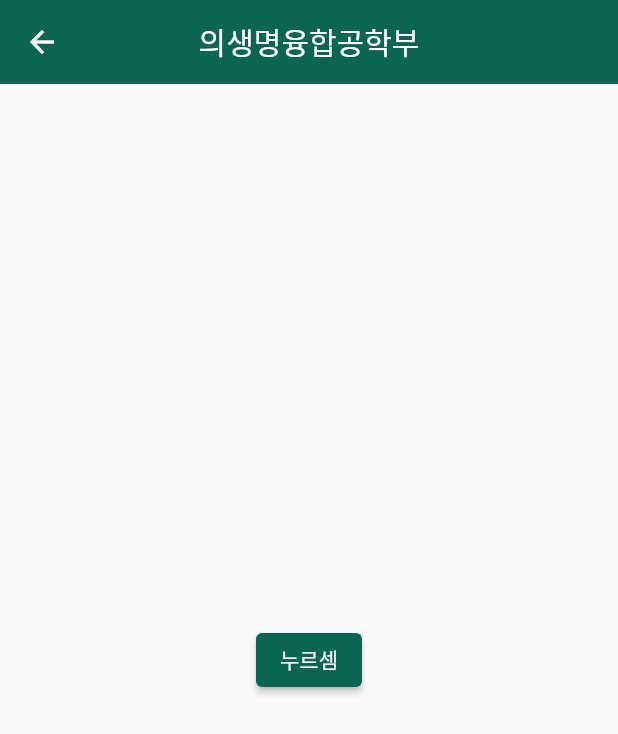
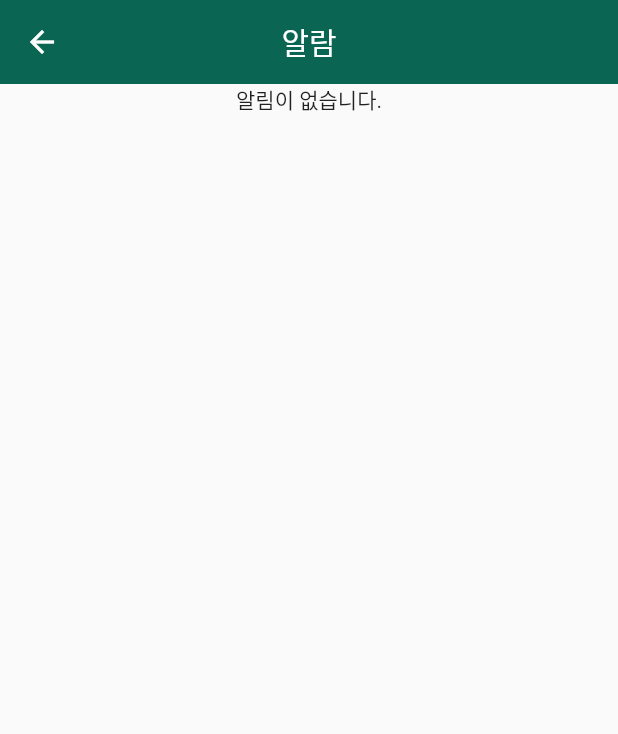
Before and after one commit to Minsuyeon-0329/bce_book_loan, a Flutter app: the AlarmPage screen opened directly, on a phone screen of 412 x 824 dp. Shown: the top 734 px of the screen. Run offline on Flutter 3.47's test engine with Material 2 defaults, Android fonts, the phone set to English and light mode, and no system bars; our stand-ins replace get, wakelock; missing offline and left inert: flutter_beep, flutter_qr_bar_scanner, flutter_vibrate.

Commit message:
qr, alarm 수정 및 추가

```diff
--- a/lib/alarm/alarm.dart
+++ b/lib/alarm/alarm.dart
@@ -1,96 +1,30 @@
-import 'dart:async';
-import 'dart:math';
+import 'package:flutter/material.dart';
 
-import 'package:flutter/material.dart';
-import 'package:flutter_local_notifications/flutter_local_notifications.dart';
-
-class AlarmPage extends StatefulWidget {
-  AlarmPage({Key? key}) : super(key: key);
-  @override
-  _AlarmPage createState() => _AlarmPage();
-}
-
-class _AlarmPage extends State<AlarmPage> {
-  // Notifications Plugin 생성
-  final FlutterLocalNotificationsPlugin flutterLocalNotificationsPlugin = FlutterLocalNotificationsPlugin();
-
-  @override
-  void initState() {
-    super.initState();
-    // 알림 초기화
-    init();
-  }
-
-  void init() async {
-    // 알림용 ICON 설정
-    const AndroidInitializationSettings initializationSettingsAndroid = AndroidInitializationSettings('ic_launcher');
-
-    final InitializationSettings initializationSettings = InitializationSettings(android: initializationSettingsAndroid);
-
-    // 알림 초기화
-    await flutterLocalNotificationsPlugin.initialize(initializationSettings, onSelectNotification: (String? payload) async {
-      //onSelectNotification은 알림을 선택했을때 발생
-      if (payload != null) {
-        debugPrint('notification payload: $payload');
-      }
-    });
-  }
-
-  // 알림 더미 타이틀
-  List pushTitleList = ['하하', '메메', '히히', '호호', '아아', '우우'];
-  // 알림 그룹 ID 카운트용, 알림이 올때마다 이 값을 1씩 증가 시킨다., 1부터 시작
-  int groupedNotificationCounter = 1;
-
-  // 알림 발생 함수!!
-  Future<void> _showGroupedNotifications() async {
-    // 알림 그룹 키
-    const String groupKey = 'com.android.example.WORK_EMAIL';
-    // 알림 채널
-    const String groupChannelId = 'grouped channel id';
-    // 채널 이름
-    const String groupChannelName = 'grouped channel name';
-    // 채널 설명
-    const String groupChannelDescription = 'grouped channel description';
-
-    // 더미 타이틀 랜덤으로 얻기위함
-    int num = Random().nextInt(pushTitleList.length);
-
-    const AndroidNotificationDetails notificationAndroidSpecifics = AndroidNotificationDetails(groupChannelId, groupChannelName, groupChannelDescription,
-        importance: Importance.max, priority: Priority.high, autoCancel: true, onlyAlertOnce: false, groupKey: groupKey);
-
-    const NotificationDetails notificationPlatformSpecifics = NotificationDetails(android: notificationAndroidSpecifics);
-
-    await flutterLocalNotificationsPlugin.show(
-        groupedNotificationCounter, pushTitleList[num], '하이제니스!! 이것은 몸체 메시지 입니다.- ${pushTitleList[num]}', notificationPlatformSpecifics);
-    groupedNotificationCounter++;
-
-    const AndroidNotificationDetails androidPlatformChannelSpecifics =
-        AndroidNotificationDetails(groupChannelId, groupChannelName, groupChannelDescription, onlyAlertOnce: true, groupKey: groupKey, setAsGroupSummary: true);
-    const NotificationDetails platformChannelSpecifics = NotificationDetails(android: androidPlatformChannelSpecifics);
-    await flutterLocalNotificationsPlugin.show(0, '', '', platformChannelSpecifics);
-  }
-
+class AlarmPage extends StatelessWidget {
+  const AlarmPage({Key? key}) : super(key: key);
+  static const bool alarmExist = true;
   @override
   Widget build(BuildContext context) {
     return Scaffold(
-      appBar: AppBar(
-        elevation: 0,
-        centerTitle: true,
-        title: const Text('의생명융합공학부'),
-        backgroundColor: const Color.fromRGBO(10, 101, 83, 1),
-      ),
-      body: Center(
-        child: Column(
-          mainAxisAlignment: MainAxisAlignment.center,
-          children: <Widget>[
-            ElevatedButton(
-              style: ElevatedButton.styleFrom(primary: Color.fromRGBO(10, 101, 83, 1)),
-              onPressed: _showGroupedNotifications,
-              child: Text("누르셈"),
-            ),
-          ],
+        appBar: AppBar(
+          elevation: 0,
+          centerTitle: true,
+          title: const Text('알람'),
+          backgroundColor: const Color.fromRGBO(10, 101, 83, 1),
         ),
-      ),
-    );
+        body: getBody());
+  }
+
+  Widget getBody() {
+    return Container(
+        child: alarmExist
+            ? ListView(children: [
+                Center(
+                  child: Text('알림이 없습니다.'),
+                )
+              ])
+            : ListView(
+                children: [Card(child: Text('코스모스(칼 세이건)이/가 3일 뒤 반납일입니다.')), Card(child: Text('예약한 총, 균, 쇠(제레..이/가 대출 가능합니다.'))],
+              ));
   }
 }
```
Also changed, not shown: lib/function/qr_code.dart (+39 -19 lines), asset/book_example.jpg (added).
